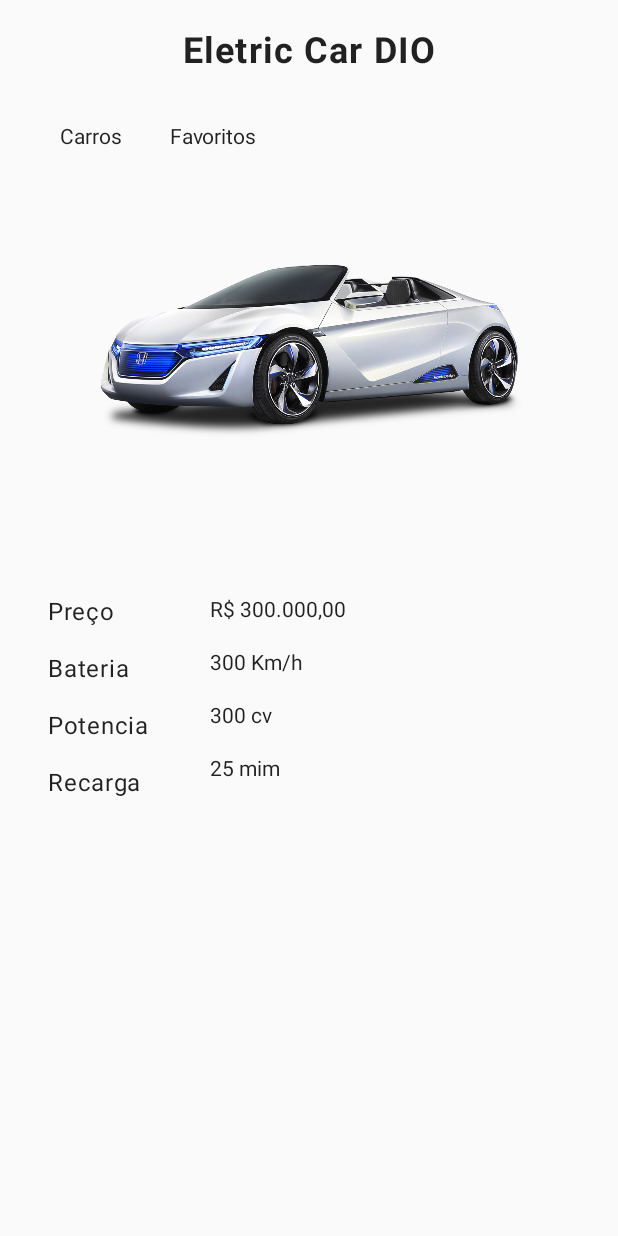
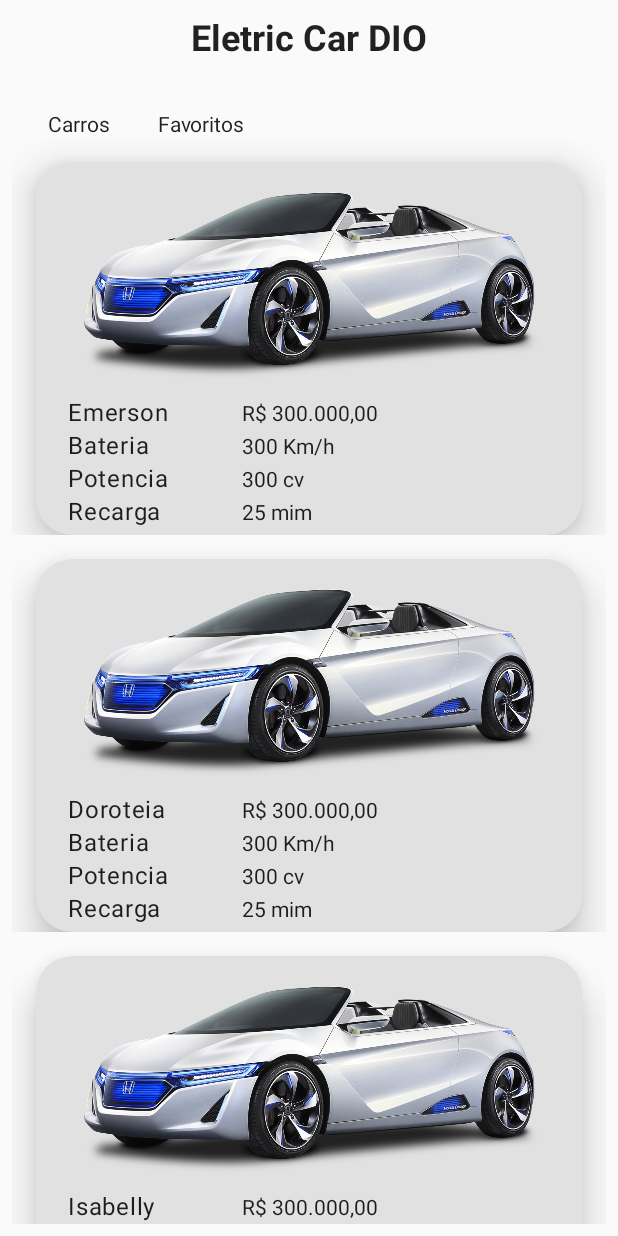
Before and after one commit to Emerbsilva/EletricCarApp, an Android app: the screen it shows after launch (MainActivity), on a phone screen of 412 x 824 dp. Run offline under Robolectric (Android 15) with nearby library versions, the phone set to English and light mode, and no system bars.

Commit message:
criação do adapter

```diff
--- a/app/src/main/AndroidManifest.xml
+++ b/app/src/main/AndroidManifest.xml
@@ -12,7 +12,7 @@
         android:theme="@style/Theme.EletricCarApp"
         tools:targetApi="31">
         <activity
-            android:name=".MainActivity"
+            android:name=".presentation.MainActivity"
             android:exported="true"
             android:theme="@style/Theme.AppCompat.Light.NoActionBar">
             <intent-filter>
@@ -22,7 +22,7 @@
             </intent-filter>
         </activity>
         <activity
-            android:name=".CalcularAutonomiaActivity"
+            android:name=".presentation.CalcularAutonomiaActivity"
             android:theme="@style/Theme.AppCompat.Light.NoActionBar"/>
     </application>
 
--- a/app/src/main/java/com/ebsindustrial/eletriccarapp/CalcularAutonomiaActivity.kt
+++ /dev/null
@@ -1,11 +0,0 @@
-package com.ebsindustrial.eletriccarapp
-
-import android.os.Bundle
-import androidx.appcompat.app.AppCompatActivity
-
-class CalcularAutonomiaActivity : AppCompatActivity() {
-    override fun onCreate(savedInstanceState: Bundle?) {
-        super.onCreate(savedInstanceState)
-        setContentView(R.layout.activity_calcular_autonomia)
-    }
-}
--- a/app/src/main/java/com/ebsindustrial/eletriccarapp/MainActivity.kt
+++ /dev/null
@@ -1,25 +0,0 @@
-package com.ebsindustrial.eletriccarapp
-
-import android.content.Intent
-import androidx.appcompat.app.AppCompatActivity
-import android.os.Bundle
-import android.widget.Button
-import android.widget.ImageView
-
-class MainActivity : AppCompatActivity() {
-
-    lateinit var imgCar: ImageView
-    override fun onCreate(savedInstanceState: Bundle?) {
-        super.onCreate(savedInstanceState)
-        setContentView(R.layout.activity_main)
-
-        imgCar = findViewById(R.id.img_car)
-
-        imgCar.setOnClickListener { detalhes() }
-
-    }
-
-    fun detalhes(){
-        startActivity(Intent(this, CalcularAutonomiaActivity::class.java))
-    }
-}
--- /dev/null
+++ b/app/src/main/java/com/ebsindustrial/eletriccarapp/adapter/CarAdapter.kt
@@ -0,0 +1,32 @@
+package com.ebsindustrial.eletriccarapp.adapter
+
+import android.view.LayoutInflater
+import android.view.View
+import android.view.ViewGroup
+import android.widget.TextView
+import androidx.recyclerview.widget.RecyclerView
+import com.ebsindustrial.eletriccarapp.R
+
+class CarAdapter (private val carros: Array<String>) : RecyclerView.Adapter<CarAdapter.ViewHolder>() {
+
+    // Cria uma nova View
+    override fun onCreateViewHolder(parent: ViewGroup, viewType: Int): ViewHolder {
+        val view = LayoutInflater.from(parent.context).inflate(R.layout.carro_item, parent, false)
+        return ViewHolder(view)
+    }
+
+    // Pega o conteudo da view e troca pela informação de item de uma lista
+    override fun onBindViewHolder(holder: ViewHolder, position: Int) {
+        holder.textView.text = carros[position]
+    }
+
+    //Pega a quantidade de carros da lista
+    override fun getItemCount(): Int = carros.size
+
+    class ViewHolder (view: View) : RecyclerView.ViewHolder(view) {
+        val textView: TextView
+        init{
+            textView = view.findViewById(R.id.txt_preco_car)
+        }
+    }
+}
--- /dev/null
+++ b/app/src/main/java/com/ebsindustrial/eletriccarapp/presentation/CalcularAutonomiaActivity.kt
@@ -0,0 +1,57 @@
+package com.ebsindustrial.eletriccarapp.presentation
+
+import android.os.Bundle
+import android.widget.Button
+import android.widget.EditText
+import android.widget.ImageView
+import android.widget.TextView
+import androidx.appcompat.app.AppCompatActivity
+import com.ebsindustrial.eletriccarapp.R
+
+class CalcularAutonomiaActivity : AppCompatActivity() {
+
+    // variaveis
+    lateinit var preco: EditText
+    lateinit var quilometro: EditText
+    lateinit var botao: Button
+    lateinit var fechar: ImageView
+    lateinit var result: TextView
+
+    override fun onCreate(savedInstanceState: Bundle?) {
+        super.onCreate(savedInstanceState)
+        setContentView(R.layout.activity_calcular_autonomia)
+
+        //recuperação dos elementos de tela
+        recuperar()
+
+        chamadasDeClick()
+
+    }
+
+    fun chamadasDeClick(){
+        //fechar tela no X
+        fechar.setOnClickListener {
+            finish()
+        }
+
+        botao.setOnClickListener {
+            calcular()
+        }
+    }
+
+    fun recuperar(){
+        preco = findViewById(R.id.preco)
+        quilometro = findViewById(R.id.quilometro)
+        botao = findViewById(R.id.bt_calcular)
+        fechar = findViewById(R.id.close)
+        result = findViewById(R.id.resultado)
+    }
+
+    fun calcular(){
+        val preco = preco.text.toString().toFloat()
+        val quilometro = quilometro.text.toString().toFloat()
+        val resultado = preco / quilometro
+
+        result.text = resultado.toString()
+    }
+}
--- /dev/null
+++ b/app/src/main/java/com/ebsindustrial/eletriccarapp/presentation/MainActivity.kt
@@ -0,0 +1,43 @@
+package com.ebsindustrial.eletriccarapp.presentation
+
+import android.content.Intent
+import androidx.appcompat.app.AppCompatActivity
+import android.os.Bundle
+import androidx.recyclerview.widget.RecyclerView
+import com.ebsindustrial.eletriccarapp.R
+import com.ebsindustrial.eletriccarapp.adapter.CarAdapter
+
+class MainActivity : AppCompatActivity() {
+
+    lateinit var listaCarros: RecyclerView
+
+    override fun onCreate(savedInstanceState: Bundle?) {
+        super.onCreate(savedInstanceState)
+        setContentView(R.layout.activity_main)
+
+        recuperar()
+
+        setupList()
+
+    }
+
+//    fun detalhes(){
+//        startActivity(Intent(this, CalcularAutonomiaActivity::class.java))
+//    }
+
+    fun recuperar(){
+        listaCarros = findViewById(R.id.rv_lista_carros)
+    }
+
+    fun setupList() {
+        var dados = arrayOf(
+            "Emerson",
+            "Doroteia",
+            "Isabelly",
+            "Lunna"
+        )
+
+        val adapter = CarAdapter(dados)
+        listaCarros.adapter = adapter
+    }
+}
--- a/app/src/main/res/layout/activity_calcular_autonomia.xml
+++ b/app/src/main/res/layout/activity_calcular_autonomia.xml
@@ -6,16 +6,17 @@
     android:layout_margin="16dp">
 
     <ImageView
-        android:id="@+id/imageView"
+        android:id="@+id/close"
         android:layout_width="wrap_content"
         android:layout_height="wrap_content"
         android:src="@drawable/close"
+        android:background="?attr/selectableItemBackgroundBorderless"
         app:layout_constraintStart_toStartOf="parent"
         app:layout_constraintTop_toTopOf="parent" />
 
     <TextView
         android:id="@+id/txt_calcule"
-        style="@style/TextAppearance.AppCompat.Body1"
+        style="@style/TextAppearance.MaterialComponents.Headline5"
         android:layout_width="match_parent"
         android:layout_height="wrap_content"
         android:text="Calcule a Autonomia do Carro"
@@ -24,7 +25,7 @@
         android:layout_marginTop="24dp"
         app:layout_constraintEnd_toEndOf="parent"
         app:layout_constraintStart_toStartOf="parent"
-        app:layout_constraintTop_toBottomOf="@+id/imageView" />
+        app:layout_constraintTop_toBottomOf="@+id/close" />
 
     <EditText
         android:id="@+id/preco"
@@ -72,4 +73,5 @@
         app:layout_constraintEnd_toEndOf="@id/bt_calcular"
         app:layout_constraintStart_toStartOf="@id/bt_calcular"
         app:layout_constraintTop_toBottomOf="@id/bt_calcular" />
+
 </androidx.constraintlayout.widget.ConstraintLayout>
--- a/app/src/main/res/layout/activity_main.xml
+++ b/app/src/main/res/layout/activity_main.xml
@@ -1,18 +1,19 @@
 <?xml version="1.0" encoding="utf-8"?>
-<androidx.constraintlayout.widget.ConstraintLayout xmlns:android="http://schemas.android.com/apk/res/android"
+<androidx.constraintlayout.widget.ConstraintLayout
+    xmlns:android="http://schemas.android.com/apk/res/android"
     xmlns:app="http://schemas.android.com/apk/res-auto"
     xmlns:tools="http://schemas.android.com/tools"
-    android:layout_margin="16dp"
+    android:layout_margin="8dp"
     android:layout_width="match_parent"
     android:layout_height="match_parent"
-    tools:context=".MainActivity">
+    tools:context=".presentation.MainActivity">
 
     <TextView
         android:id="@+id/titulo"
         android:layout_width="wrap_content"
         android:layout_height="wrap_content"
         android:text="Eletric Car DIO"
-        style="@style/TextAppearance.MaterialComponents.Body1"
+        style="@style/TextAppearance.MaterialComponents.Headline5"
         android:textSize="24sp"
         android:textStyle="bold"
         app:layout_constraintEnd_toEndOf="parent"
@@ -41,98 +42,15 @@
         app:layout_constraintStart_toEndOf="@+id/carro"
         app:layout_constraintTop_toBottomOf="@+id/titulo" />
 
-    <ImageView
-        android:id="@+id/img_car"
-        android:layout_width="300dp"
-        android:layout_height="200dp"
-        android:layout_marginTop="32dp"
-        android:src="@drawable/car1"
+    <androidx.recyclerview.widget.RecyclerView
+        android:id="@+id/rv_lista_carros"
+        android:layout_width="0dp"
+        android:layout_height="0dp"
+        app:layoutManager="androidx.recyclerview.widget.LinearLayoutManager"
+        app:layout_constraintBottom_toBottomOf="parent"
         app:layout_constraintEnd_toEndOf="parent"
-        app:layout_constraintHorizontal_bias="0.498"
         app:layout_constraintStart_toStartOf="parent"
         app:layout_constraintTop_toBottomOf="@+id/favorito"
-        tools:srcCompat="@drawable/car1" />
-
-    <TextView
-        android:id="@+id/txt_preco_car"
-        android:layout_width="wrap_content"
-        android:layout_height="wrap_content"
-        android:layout_marginStart="16dp"
-        android:layout_marginTop="64dp"
-        android:text="Preço"
-        style="@style/TextAppearance.MaterialComponents.Body1"
-        app:layout_constraintStart_toStartOf="parent"
-        app:layout_constraintTop_toBottomOf="@+id/img_car" />
-
-    <TextView
-        android:id="@+id/preco_car"
-        android:layout_width="wrap_content"
-        android:layout_height="wrap_content"
-        android:layout_marginStart="64dp"
-        android:layout_marginTop="64dp"
-        android:text="R$ 300.000,00"
-        style="@style/TextAppearance.AppCompat.Body1"
-        app:layout_constraintStart_toEndOf="@+id/txt_preco_car"
-        app:layout_constraintTop_toBottomOf="@+id/img_car" />
-
-    <TextView
-        android:id="@+id/txt_bateria_car"
-        android:layout_width="wrap_content"
-        android:layout_height="wrap_content"
-        android:layout_marginTop="16dp"
-        android:text="Bateria"
-        style="@style/TextAppearance.MaterialComponents.Body1"
-        app:layout_constraintStart_toStartOf="@+id/txt_preco_car"
-        app:layout_constraintTop_toBottomOf="@+id/txt_preco_car" />
-
-    <TextView
-        android:id="@+id/autonimia_bateria"
-        android:layout_width="wrap_content"
-        android:layout_height="wrap_content"
-        android:layout_marginTop="16dp"
-        android:text="300 Km/h"
-        style="@style/TextAppearance.AppCompat.Body1"
-        app:layout_constraintStart_toStartOf="@+id/preco_car"
-        app:layout_constraintTop_toBottomOf="@+id/preco_car" />
-
-    <TextView
-        android:id="@+id/txt_potencia_car"
-        android:layout_width="wrap_content"
-        android:layout_height="wrap_content"
-        android:layout_marginTop="16dp"
-        android:text="Potencia"
-        style="@style/TextAppearance.MaterialComponents.Body1"
-        app:layout_constraintStart_toStartOf="@+id/txt_bateria_car"
-        app:layout_constraintTop_toBottomOf="@+id/txt_bateria_car" />
-
-    <TextView
-        android:id="@+id/potencia_car"
-        android:layout_width="wrap_content"
-        android:layout_height="wrap_content"
-        android:layout_marginTop="16dp"
-        android:text="300 cv"
-        style="@style/TextAppearance.AppCompat.Body1"
-        app:layout_constraintStart_toStartOf="@+id/autonimia_bateria"
-        app:layout_constraintTop_toBottomOf="@+id/autonimia_bateria" />
-
-    <TextView
-        android:id="@+id/txt_recarga_car"
-        android:layout_width="wrap_content"
-        android:layout_height="wrap_content"
-        android:layout_marginTop="16dp"
-        android:text="Recarga"
-        style="@style/TextAppearance.MaterialComponents.Body1"
-        app:layout_constraintStart_toStartOf="@+id/txt_potencia_car"
-        app:layout_constraintTop_toBottomOf="@+id/txt_potencia_car" />
-
-    <TextView
-        android:id="@+id/recarga_bateria"
-        android:layout_width="wrap_content"
-        android:layout_height="wrap_content"
-        android:layout_marginTop="16dp"
-        android:text="25 mim"
-        style="@style/TextAppearance.AppCompat.Body1"
-        app:layout_constraintStart_toStartOf="@+id/potencia_car"
-        app:layout_constraintTop_toBottomOf="@+id/potencia_car" />
+        tools:listitem="@layout/carro_item" />
 
 </androidx.constraintlayout.widget.ConstraintLayout>
--- /dev/null
+++ b/app/src/main/res/layout/carro_item.xml
@@ -0,0 +1,139 @@
+<?xml version="1.0" encoding="utf-8"?>
+<androidx.constraintlayout.widget.ConstraintLayout
+    xmlns:android="http://schemas.android.com/apk/res/android"
+    xmlns:app="http://schemas.android.com/apk/res-auto"
+    xmlns:tools="http://schemas.android.com/tools"
+    android:layout_width="match_parent"
+    android:layout_height="wrap_content">
+
+    <androidx.cardview.widget.CardView
+        android:id="@+id/cv_car"
+        android:layout_width="0dp"
+        android:layout_height="wrap_content"
+        android:layout_margin="16dp"
+        app:cardBackgroundColor="#E1E1E1"
+        app:cardCornerRadius="24dp"
+        app:cardElevation="16dp"
+        app:layout_constraintEnd_toEndOf="parent"
+        app:layout_constraintStart_toStartOf="parent"
+        app:layout_constraintTop_toTopOf="parent">
+
+        <androidx.constraintlayout.widget.ConstraintLayout
+            android:id="@+id/cl_card_content"
+            android:layout_width="wrap_content"
+            android:layout_height="wrap_content"
+            android:padding="5dp">
+
+            <ImageView
+                android:id="@+id/img_car"
+                android:layout_width="wrap_content"
+                android:layout_height="150dp"
+                android:src="@drawable/car1"
+                app:layout_constraintEnd_toEndOf="parent"
+                app:layout_constraintStart_toStartOf="parent"
+                tools:srcCompat="@drawable/car1" />
+
+            <LinearLayout
+                android:id="@+id/linear_preco"
+                android:layout_width="wrap_content"
+                android:layout_height="wrap_content"
+                android:orientation="horizontal"
+                app:layout_constraintTop_toBottomOf="@+id/img_car">
+
+                <TextView
+                    android:id="@+id/txt_preco_car"
+                    style="@style/TextAppearance.MaterialComponents.Body1"
+                    android:layout_width="100dp"
+                    android:layout_height="wrap_content"
+                    android:layout_marginStart="16dp"
+                    android:text="Preço"/>
+
+                <TextView
+                    android:id="@+id/preco_car"
+                    style="@style/TextAppearance.AppCompat.Body1"
+                    android:layout_width="wrap_content"
+                    android:layout_height="wrap_content"
+                    android:layout_marginStart="16dp"
+                    android:text="R$ 300.000,00"/>
+
+            </LinearLayout>
+
+            <LinearLayout
+                android:id="@+id/linear_bateria"
+                android:layout_width="wrap_content"
+                android:layout_height="wrap_content"
+                android:orientation="horizontal"
+                app:layout_constraintTop_toBottomOf="@+id/linear_preco">
+
+                <TextView
+                    android:id="@+id/txt_bateria_car"
+                    style="@style/TextAppearance.MaterialComponents.Body1"
+                    android:layout_width="100dp"
+                    android:layout_height="wrap_content"
+                    android:layout_marginStart="16dp"
+                    android:text="Bateria"/>
+
+                <TextView
+                    android:id="@+id/autonimia_bateria"
+                    style="@style/TextAppearance.AppCompat.Body1"
+                    android:layout_width="wrap_content"
+                    android:layout_height="wrap_content"
+                    android:layout_marginStart="16dp"
+                    android:text="300 Km/h"/>
+
+            </LinearLayout>
+
+            <LinearLayout
+                android:id="@+id/linear_potencia"
+                android:layout_width="wrap_content"
+                android:layout_height="wrap_content"
+                android:orientation="horizontal"
+                app:layout_constraintTop_toBottomOf="@+id/linear_bateria">
+
+                <TextView
+                    android:id="@+id/txt_potencia_car"
+                    style="@style/TextAppearance.MaterialComponents.Body1"
+                    android:layout_width="100dp"
+                    android:layout_height="wrap_content"
+                    android:layout_marginStart="16dp"
+                    android:text="Potencia" />
+
+                <TextView
+                    android:id="@+id/potencia_car"
+                    style="@style/TextAppearance.AppCompat.Body1"
+                    android:layout_width="wrap_content"
+                    android:layout_height="wrap_content"
+                    android:layout_marginStart="16dp"
+                    android:text="300 cv"/>
+
+            </LinearLayout>
+
+            <LinearLayout
+                android:layout_width="wrap_content"
+                android:layout_height="wrap_content"
+                android:orientation="horizontal"
+                app:layout_constraintTop_toBottomOf="@+id/linear_potencia">
+
+                <TextView
+                    android:id="@+id/txt_recarga_car"
+                    style="@style/TextAppearance.MaterialComponents.Body1"
+                    android:layout_width="100dp"
+                    android:layout_height="wrap_content"
+                    android:text="Recarga"
+                    android:layout_marginStart="16dp" />
+
+                <TextView
+                    android:id="@+id/recarga_bateria"
+                    style="@style/TextAppearance.AppCompat.Body1"
+                    android:layout_width="wrap_content"
+                    android:layout_height="wrap_content"
+                    android:layout_marginStart="16dp"
+                    android:text="25 mim"/>
+
+            </LinearLayout>
+
+        </androidx.constraintlayout.widget.ConstraintLayout>
+
+    </androidx.cardview.widget.CardView>
+
+</androidx.constraintlayout.widget.ConstraintLayout>
--- a/app/src/main/res/values/colors.xml
+++ b/app/src/main/res/values/colors.xml
@@ -7,4 +7,5 @@
     <color name="teal_700">#FF018786</color>
     <color name="black">#FF000000</color>
     <color name="white">#FFFFFFFF</color>
+    <color name="cinza">#717171</color>
 </resources>
```
